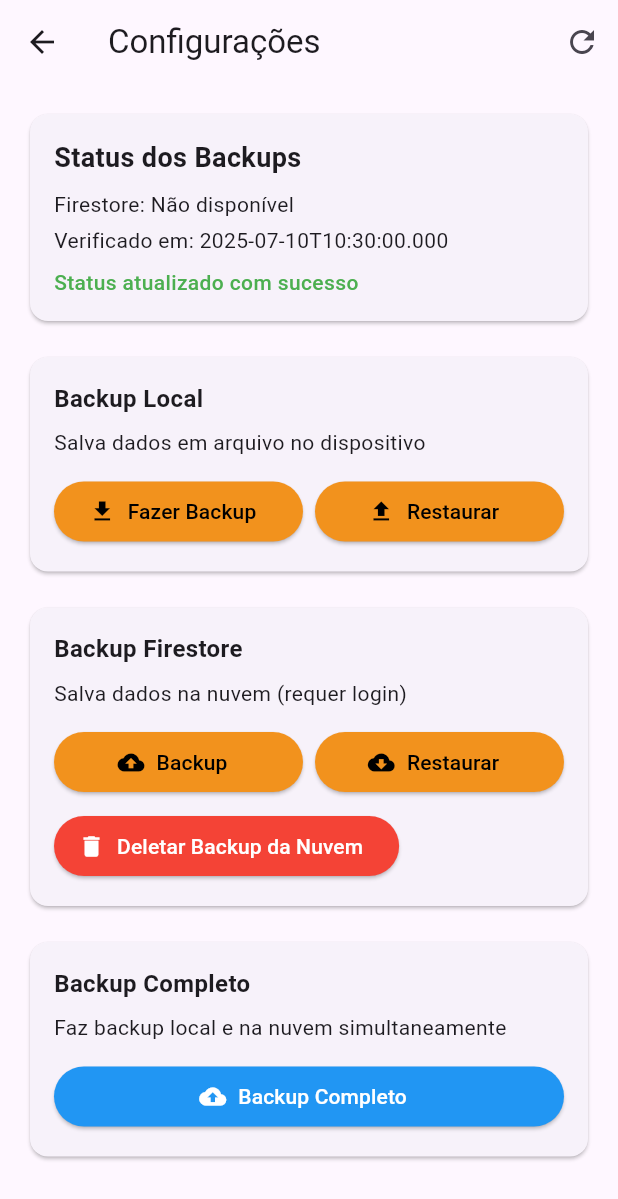
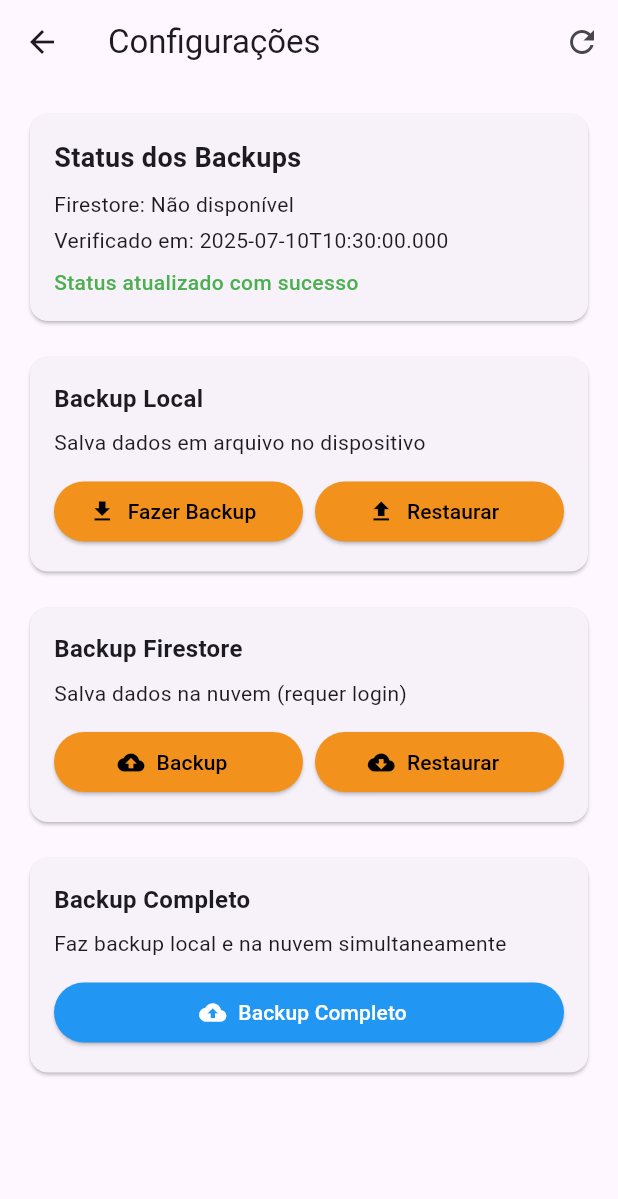
Before and after one commit to rejifre/ucs_projeto_app_receitas, a Flutter app: the SettingsScreen screen opened by its route, on a phone screen of 412 x 824 dp. Shown: the top 1199 px of the screen. Run offline on Flutter 3.47's test engine with Material 3 defaults, Android fonts, the phone set to English and light mode, and no system bars; our stand-ins replace cloud_firestore, file_picker, firebase_auth, firebase_core, local_auth, logger and 1 more; accounts and stored records are empty.

Commit message:
fix: update backup timestamp format and remove unused backup service files

```diff
--- a/lib/screens/settings_screen.dart
+++ b/lib/screens/settings_screen.dart
@@ -258,7 +258,7 @@ class _SettingsScreenState extends State<SettingsScreen> {
                               ),
                               if (_backupStatus!['firestore']['info'] != null)
                                 Text(
-                                  'Última atualização: ${_backupStatus!['firestore']['info']['timestamp'] ?? 'N/A'}',
+                                  'Última atualização: ${_backupStatus!['firestore']['info']['createdAt'] ?? 'N/A'}',
                                 ),
                               const SizedBox(height: 4),
                               Text(
@@ -370,17 +370,17 @@ class _SettingsScreenState extends State<SettingsScreen> {
                                 ),
                               ],
                             ),
-                            const SizedBox(height: 8),
-                            ElevatedButton.icon(
-                              onPressed:
-                                  _isLoading ? null : _deleteFirestoreBackup,
-                              icon: const Icon(Icons.delete),
-                              label: const Text('Deletar Backup da Nuvem'),
-                              style: ElevatedButton.styleFrom(
-                                backgroundColor: Colors.red,
-                                foregroundColor: Colors.white,
-                              ),
-                            ),
+                            // const SizedBox(height: 8),
+                            // ElevatedButton.icon(
+                            //   onPressed:
+                            //       _isLoading ? null : _deleteFirestoreBackup,
+                            //   icon: const Icon(Icons.delete),
+                            //   label: const Text('Deletar Backup da Nuvem'),
+                            //   style: ElevatedButton.styleFrom(
+                            //     backgroundColor: Colors.red,
+                            //     foregroundColor: Colors.white,
+                            //   ),
+                            // ),
                           ],
                         ),
                       ),
--- a/lib/services/backup/backup_firebase_service.dart
+++ b/lib/services/backup/backup_firebase_service.dart
@@ -1,5 +1,6 @@
 import 'package:cloud_firestore/cloud_firestore.dart';
 import 'package:firebase_auth/firebase_auth.dart';
+import 'package:intl/intl.dart';
 import 'package:logger/web.dart';
 import 'package:ucs_projeto_app_receitas/services/category_service.dart';
 import 'package:ucs_projeto_app_receitas/services/ingredient_service.dart';
@@ -94,7 +95,7 @@ class BackupFirebaseService {
       // Salva informações gerais do backup
       batch.set(backupRef.doc('backup_info'), {
         'version': '1.0',
-        'createdAt': FieldValue.serverTimestamp(),
+        'createdAt': DateFormat('dd/MM/yy HH:mm').format(DateTime.now()),
         'userEmail': user.email,
         'summary': {
           'recipes': recipes.length,
```
Also changed, not shown: lib/services/backup/backup_firestore_service.dart (deleted), lib/services/backup/backup_helpers.dart (deleted), lib/services/backup/backup_interface.dart (deleted), lib/services/backup/backup_manager.dart (deleted), lib/services/backup/backup_restore_helpers.dart (deleted), lib/services/backup_restore_service_new.dart (deleted).
